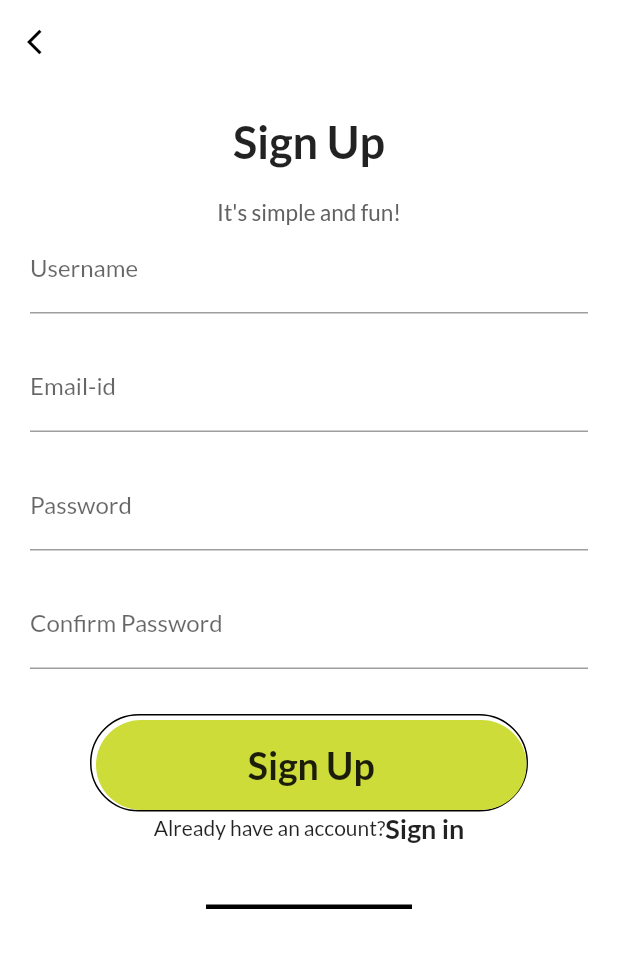
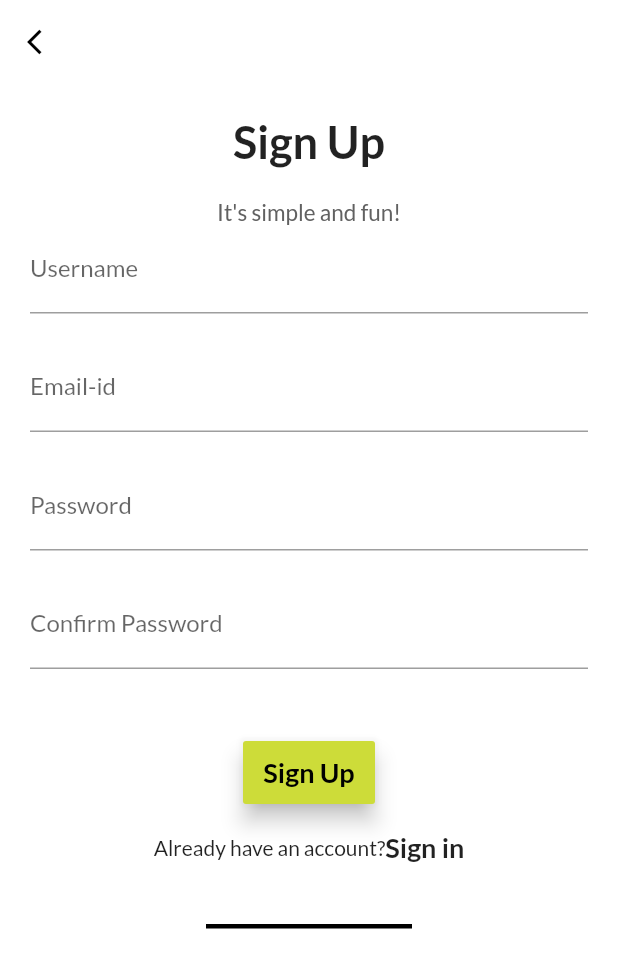
Before and after one commit to jaggu21/PoolIIIT_mobileApp, a Flutter app: the SignUpPage screen opened by its route, on a phone screen of 412 x 824 dp. Shown: the top 968 px of the screen. Run offline on Flutter 3.47's test engine with Material 2 defaults, Android fonts, the phone set to English and light mode, and no system bars; our stand-ins replace carousel_slider, date_time_picker, transparent_image.

```diff
--- a/lib/main.dart
+++ b/lib/main.dart
@@ -1,3 +1,4 @@
+import 'package:PoolIIIT_mobileApp/providers/auth_provider.dart';
 import 'package:PoolIIIT_mobileApp/screens/RideScreens/findRide.dart';
 import 'package:PoolIIIT_mobileApp/screens/RideScreens/offerRide.dart';
 import 'package:PoolIIIT_mobileApp/screens/authScreens/auth.dart';
@@ -29,6 +30,9 @@ class MyApp extends StatelessWidget {
         ChangeNotifierProvider.value(
           value: Rides(),
         ),
+        ChangeNotifierProvider.value(
+          value: Auth(),
+        ),
       ],
       child: MaterialApp(
         title: 'PoolIIIT',
--- /dev/null
+++ b/lib/providers/auth_provider.dart
@@ -0,0 +1,25 @@
+import 'package:flutter/widgets.dart';
+import 'package:http/http.dart' as http;
+import 'dart:convert';
+
+class Auth with ChangeNotifier {
+  String _token;
+  DateTime _expiryDate;
+  String _userId;
+
+  Future<void> signup(String email, String password) async {
+    const url =
+        "https://identitytoolkit.googleapis.com/v1/accounts:signUp?key=AIzaSyBH1xjGvR52VIjVeGx846GcTqtSpwbrYi0";
+    final response = await http.post(
+      url,
+      body: json.encode(
+        {
+          "email": email,
+          "password": password,
+          "returnSecureToken": true,
+        },
+      ),
+    );
+    print(json.decode(response.body));
+  }
+}
--- /dev/null
+++ b/lib/providers/user.dart
@@ -0,0 +1,36 @@
+import 'package:flutter/widgets.dart';
+
+class User {
+  String username;
+  String password;
+  String email;
+  User({
+    @required this.username,
+    @required this.password,
+    @required this.email,
+  });
+
+  String get getUser {
+    return this.username;
+  }
+
+  String get getPass {
+    return this.password;
+  }
+
+  String get getEmail {
+    return this.email;
+  }
+
+  void setUsername(String username) {
+    this.username = username;
+  }
+
+  void setPassword(String password) {
+    this.password = password;
+  }
+
+  void setEmail(String email) {
+    this.email = email;
+  }
+}
--- a/lib/screens/authScreens/signup.dart
+++ b/lib/screens/authScreens/signup.dart
@@ -1,4 +1,9 @@
+import 'package:PoolIIIT_mobileApp/providers/user.dart';
 import 'package:flutter/material.dart';
+import 'package:provider/provider.dart';
+import '../../providers/auth_provider.dart';
+
+enum AuthMode { Signup, Login } //currently of no use
 
 class SignUpPage extends StatefulWidget {
   static const String routeName = '/sign-up';
@@ -11,6 +16,29 @@ class _SignUpState extends State<SignUpPage> {
   final _focusNode1 = FocusNode();
   final _focusNode2 = FocusNode();
   final _form = GlobalKey<FormState>();
+  final _passwordController = TextEditingController();
+  bool _isSubmitted = false;//ensures that we don't submit twice
+  User _new_user = new User(username: "", password: "", email: "");
+
+  Future<void> _saveForm() async {
+    if (!_form.currentState.validate()) {
+      return;
+    }
+    if (_isSubmitted == false) {
+      _form.currentState.save();
+      await Provider.of<Auth>(
+        context,
+        listen: false,
+      ).signup(
+        _new_user.getEmail,
+        _new_user.getPass,
+      );
+      setState(() {
+        _isSubmitted = true;
+      });
+    }
+  }
+
   @override
   Widget build(BuildContext context) {
     return Scaffold(
@@ -71,8 +99,13 @@ class _SignUpState extends State<SignUpPage> {
                             _focusNode,
                           );
                         },
+                        validator: (value) {
+                          if (value.isEmpty) {
+                            return 'Username should not be null';
+                          }
+                        },
                         onSaved: (value) {
-                          print("Saved");
+                          _new_user.setUsername(value);
                         },
                       ),
                       SizedBox(
@@ -88,7 +121,15 @@ class _SignUpState extends State<SignUpPage> {
                           FocusScope.of(context).requestFocus(_focusNode1);
                         },
                         onSaved: (value) {
-                          print("Saved");
+                          _new_user.setEmail(value);
+                        },
+                        validator: (value) {
+                          if (!value.endsWith("@iiitb.org")) {
+                            return 'Please use your college email-id only';
+                          }
+                          if (value.isEmpty || !value.contains("@")) {
+                            return 'Please enter a valid email address';
+                          }
                         },
                       ),
                       SizedBox(
@@ -99,13 +140,19 @@ class _SignUpState extends State<SignUpPage> {
                           labelText: 'Password',
                         ),
                         focusNode: _focusNode1,
+                        controller: _passwordController,
                         obscureText: true,
                         textInputAction: TextInputAction.next,
                         onFieldSubmitted: (value) {
                           FocusScope.of(context).requestFocus(_focusNode2);
                         },
                         onSaved: (value) {
-                          print("Saved");
+                          _new_user.setPassword(value);
+                        },
+                        validator: (value) {
+                          if (value.length < 6) {
+                            return 'Password too short!';
+                          }
                         },
                       ),
                       SizedBox(
@@ -119,10 +166,15 @@ class _SignUpState extends State<SignUpPage> {
                         obscureText: true,
                         textInputAction: TextInputAction.done,
                         onFieldSubmitted: (value) {
-                          print("Submitted");
+                          _saveForm();
                         },
                         onSaved: (value) {
-                          print("Saved");
+                          print("done!");
+                        },
+                        validator: (value) {
+                          if (value != _passwordController.text) {
+                            return 'Password does not match';
+                          }
                         },
                       ),
                     ],
@@ -131,31 +183,21 @@ class _SignUpState extends State<SignUpPage> {
                 SizedBox(
                   height: 30,
                 ),
-                Padding(
-                  padding: EdgeInsets.symmetric(horizontal: 40),
-                  child: Container(
-                    padding: EdgeInsets.only(top: 3, left: 3),
-                    decoration: BoxDecoration(
-                        borderRadius: BorderRadius.circular(50),
-                        border: Border(
-                          bottom: BorderSide(color: Colors.black),
-                          top: BorderSide(color: Colors.black),
-                          left: BorderSide(color: Colors.black),
-                          right: BorderSide(color: Colors.black),
-                        )),
-                    child: MaterialButton(
-                      minWidth: double.infinity,
-                      height: 60,
-                      onPressed: () {},
+                Container(
+                  padding: EdgeInsets.all(15),
+                  child: SizedBox(
+                    child: RaisedButton(
+                      onPressed: _saveForm,
+                      elevation: 6.0,
+                      padding: EdgeInsets.all(10.0),
                       color: Theme.of(context).accentColor,
-                      elevation: 0,
-                      shape: RoundedRectangleBorder(
-                          borderRadius: BorderRadius.circular(50)),
                       child: Text(
                         "Sign Up",
                         style: TextStyle(
-                          fontWeight: FontWeight.w600,
-                          fontSize: 25,
+                          color: Colors.black,
+                          fontWeight: FontWeight.bold,
+                          fontSize: 18.0,
+                          fontFamily: 'Lato',
                         ),
                       ),
                     ),
--- a/pubspec.yaml
+++ b/pubspec.yaml
@@ -30,6 +30,7 @@ dependencies:
   cupertino_icons: ^0.1.3
   http: ^0.12.2
   provider: ^4.3.2+2
+  intl: ^0.16.1
   flutter_staggered_grid_view: ^0.3.2
   transparent_image: ^1.0.0
   simple_animations: ^2.2.1
```
Also changed, not shown: pubspec.lock.
